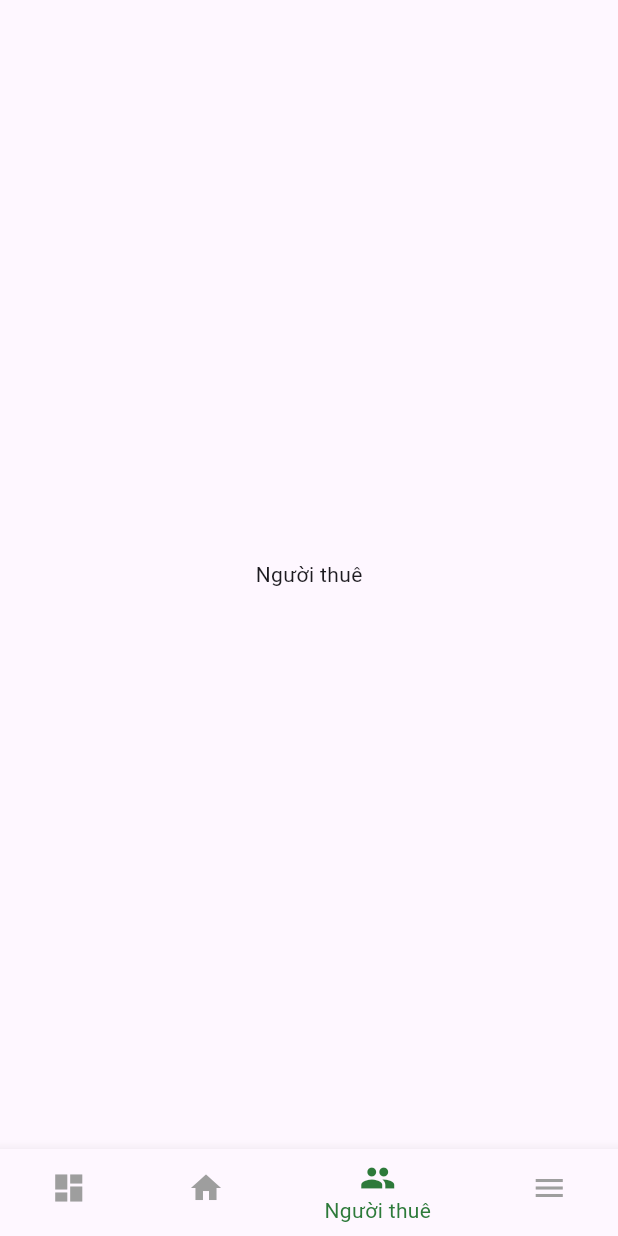
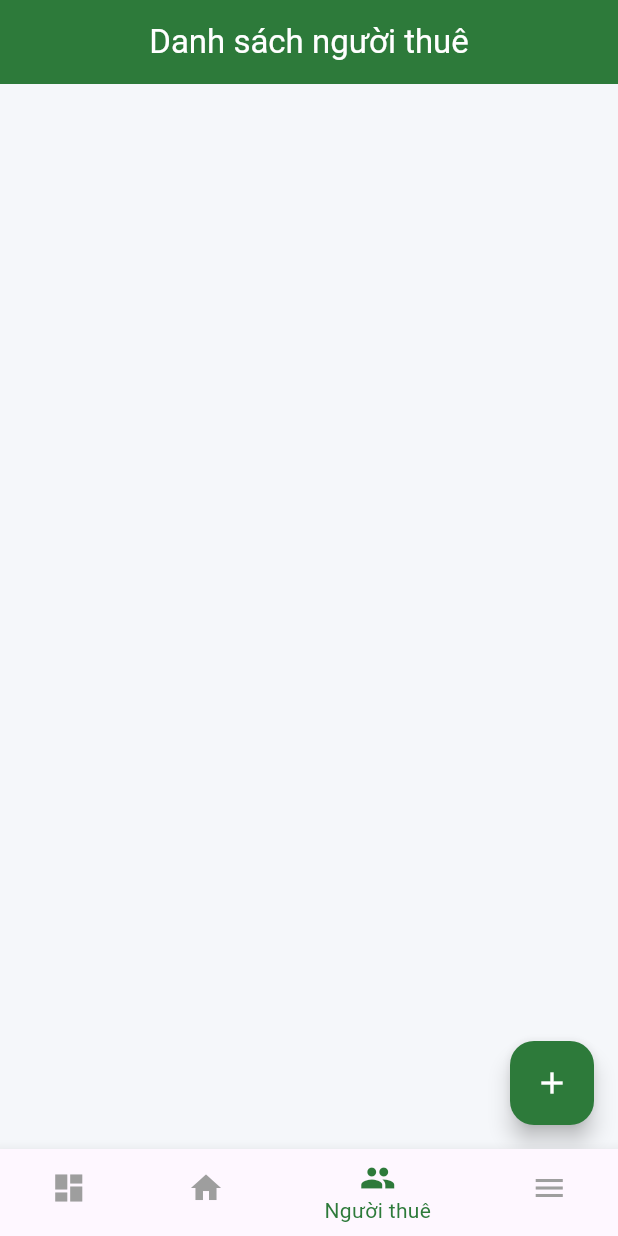
Before and after one commit to Trannie47/AppTroNhaToi, a Flutter app: the MainPage screen opened directly, item 3 of the bottom bar chosen, on a phone screen of 412 x 824 dp. Run offline on Flutter 3.47's test engine with Material 3 defaults, Android fonts, the phone set to English and light mode, and no system bars.

Commit message:
Update Nguời thuê page (16:33 10/5/2026)

```diff
--- a/lib/pages/MainPage/MainPage.dart
+++ b/lib/pages/MainPage/MainPage.dart
@@ -1,5 +1,6 @@
 import 'package:flutter/material.dart';
 import 'HomePage/HomePage.dart';
+import 'NguoiThuePage/nguoithuePage.dart';
 
 class MainPage extends StatefulWidget {
   const MainPage({super.key});
@@ -14,7 +15,7 @@ class _MainPageState extends State<MainPage> {
   final List<Widget> pages = [
     const HomePage(),
     const Center(child: Text("Phòng")),
-    const Center(child: Text("Người thuê")),
+    const NguoiThuePage(),
     const Center(child: Text("Khác")),
   ];
 
--- /dev/null
+++ b/lib/pages/MainPage/NguoiThuePage/nguoiThuePage.dart
@@ -0,0 +1,71 @@
+import 'package:AppTroNhaToi/models/nguoi_thue.dart';
+import 'package:flutter/material.dart';
+
+class NguoiThuePage extends StatefulWidget {
+  const NguoiThuePage({super.key});
+
+  @override
+  State<NguoiThuePage> createState() => _NguoiThuePageState();
+}
+
+class _NguoiThuePageState extends State<NguoiThuePage> {
+  final List<NguoiThue> danhSachNguoiThue = [
+    NguoiThue(
+      idnt: 1,
+      hoTen: "Nguyễn Văn A",
+      cccd: "079203001234",
+      sdt: "0909123456",
+      queQuan: "TP.HCM",
+      ghiChu: "Đã cọc phòng",
+      ngaySinh: DateTime(2003, 5, 12),
+    ),
+    NguoiThue(
+      idnt: 2,
+      hoTen: "Trần Thị B",
+      cccd: "079203004567",
+      sdt: "0988111222",
+      queQuan: "Cần Thơ",
+      ghiChu: "Thuê dài hạn",
+      ngaySinh: DateTime(2002, 8, 20),
+    ),
+  ];
+
+  String formatDate(DateTime? date) {
+    if (date == null) return "";
+    return "${date.day}/${date.month}/${date.year}";
+  }
+
+  @override
+  Widget build(BuildContext context) {
+    return Scaffold(
+      backgroundColor: const Color(0xffF5F7FA),
+      appBar: AppBar(
+        title: const Text("Danh sách người thuê"),
+        centerTitle: true,
+        backgroundColor: const Color(0xff2D7A3A),
+        foregroundColor: Colors.white,
+      ),
+      floatingActionButton: FloatingActionButton(
+        backgroundColor: const Color(0xff2D7A3A),
+        onPressed: () {},
+        child: const Icon(Icons.add, color: Colors.white),
+      ),
+      body: danhSachNguoiThue.isEmpty
+          ? const Center(
+              child: Text(
+                "Chưa có người thuê",
+                style: TextStyle(fontSize: 18, fontWeight: FontWeight.w500),
+              ),
+            )
+          : ListView.builder(
+              padding: const EdgeInsets.all(16),
+              itemCount: danhSachNguoiThue.length,
+              itemBuilder: (context, index) {
+                final nt = danhSachNguoiThue[index];
+
+                return Container();
+              },
+            ),
+    );
+  }
+}
```
